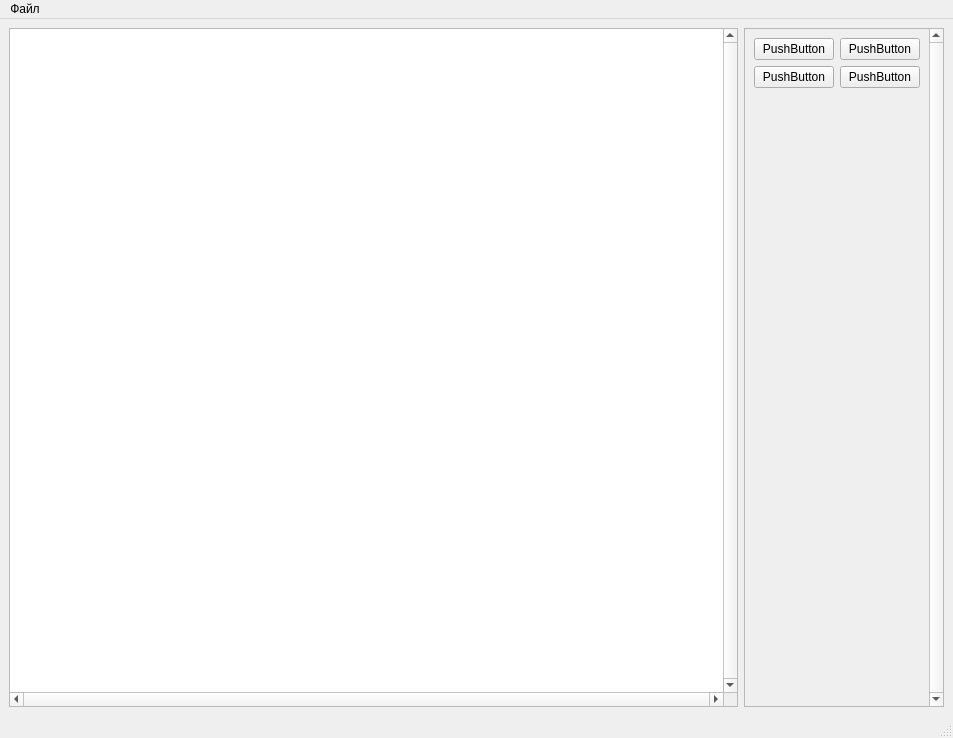
This is ui/mainWindow.ui in DanLev-fs/roadMap as Qt 5 draws it before an edit. The edited form follows.
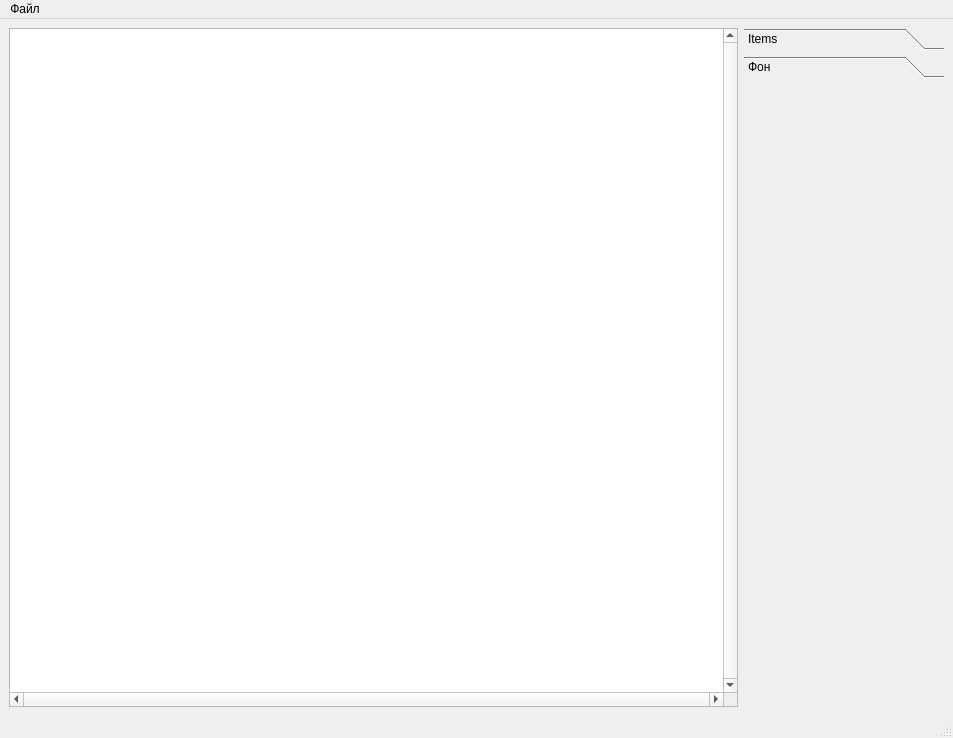
This is the edited form. The open tabs and pages were chosen to show the change.

```diff
--- a/ui/mainWindow.ui
+++ b/ui/mainWindow.ui
@@ -32,77 +32,43 @@
      </widget>
     </item>
     <item>
-     <widget class="QScrollArea" name="toolBar">
+     <widget class="QToolBox" name="toolBox">
       <property name="maximumSize">
        <size>
         <width>200</width>
         <height>16777215</height>
        </size>
       </property>
-      <property name="lineWidth">
-       <number>1</number>
+      <property name="currentIndex">
+       <number>0</number>
       </property>
-      <property name="verticalScrollBarPolicy">
-       <enum>Qt::ScrollBarAlwaysOn</enum>
-      </property>
-      <property name="horizontalScrollBarPolicy">
-       <enum>Qt::ScrollBarAlwaysOff</enum>
-      </property>
-      <property name="widgetResizable">
-       <bool>true</bool>
-      </property>
-      <widget class="QWidget" name="toolBarContent">
+      <widget class="QWidget" name="page">
        <property name="geometry">
         <rect>
          <x>0</x>
          <y>0</y>
          <width>200</width>
-         <height>670</height>
+         <height>606</height>
         </rect>
        </property>
-       <layout class="QFormLayout" name="formLayout">
-        <item row="0" column="0">
-         <widget class="QPushButton" name="pushButton">
-          <property name="text">
-           <string>PushButton</string>
-          </property>
-         </widget>
-        </item>
-        <item row="2" column="0">
-         <spacer name="verticalSpacer">
-          <property name="orientation">
-           <enum>Qt::Vertical</enum>
-          </property>
-          <property name="sizeHint" stdset="0">
-           <size>
-            <width>20</width>
-            <height>40</height>
-           </size>
-          </property>
-         </spacer>
-        </item>
-        <item row="0" column="1">
-         <widget class="QPushButton" name="pushButton_2">
-          <property name="text">
-           <string>PushButton</string>
-          </property>
-         </widget>
-        </item>
-        <item row="1" column="0">
-         <widget class="QPushButton" name="pushButton_3">
-          <property name="text">
-           <string>PushButton</string>
-          </property>
-         </widget>
-        </item>
-        <item row="1" column="1">
-         <widget class="QPushButton" name="pushButton_4">
-          <property name="text">
-           <string>PushButton</string>
-          </property>
-         </widget>
-        </item>
-       </layout>
+       <attribute name="label">
+        <string>Items</string>
+       </attribute>
+       <layout class="QGridLayout" name="gridLayout"/>
+      </widget>
+      <widget class="QWidget" name="page_2">
+       <property name="geometry">
+        <rect>
+         <x>0</x>
+         <y>0</y>
+         <width>200</width>
+         <height>606</height>
+        </rect>
+       </property>
+       <attribute name="label">
+        <string>Фон</string>
+       </attribute>
+       <layout class="QGridLayout" name="gridLayout_2"/>
       </widget>
      </widget>
     </item>
```
Left out of the diff: 3 changed lines with no effect on the pictures.
